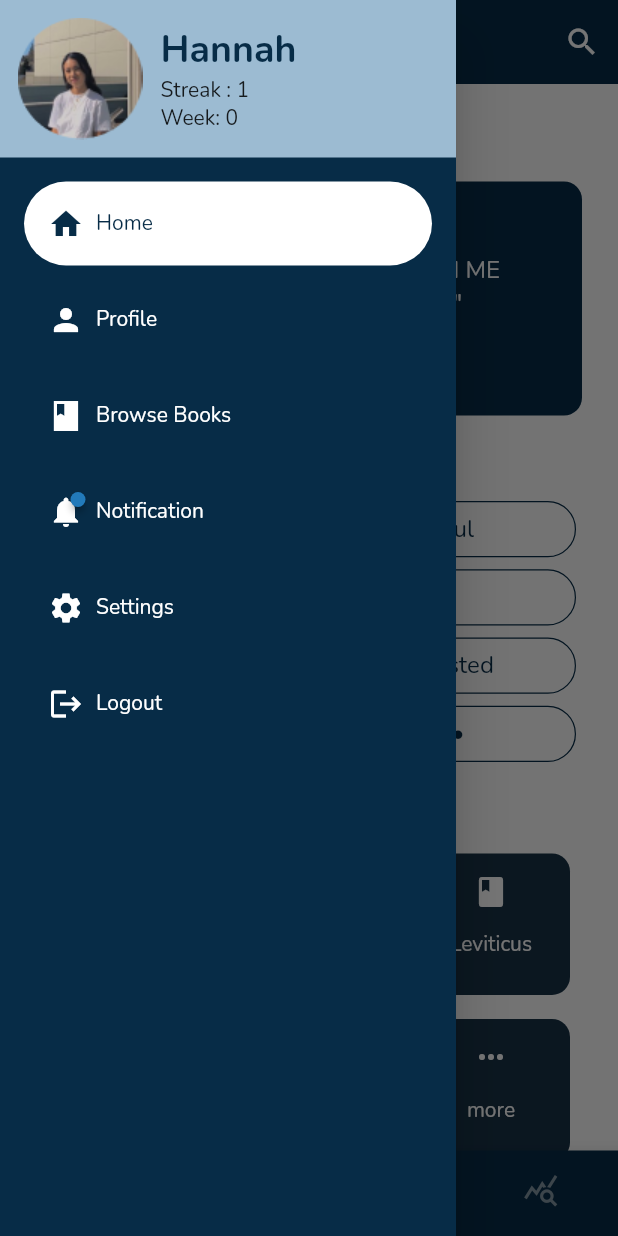
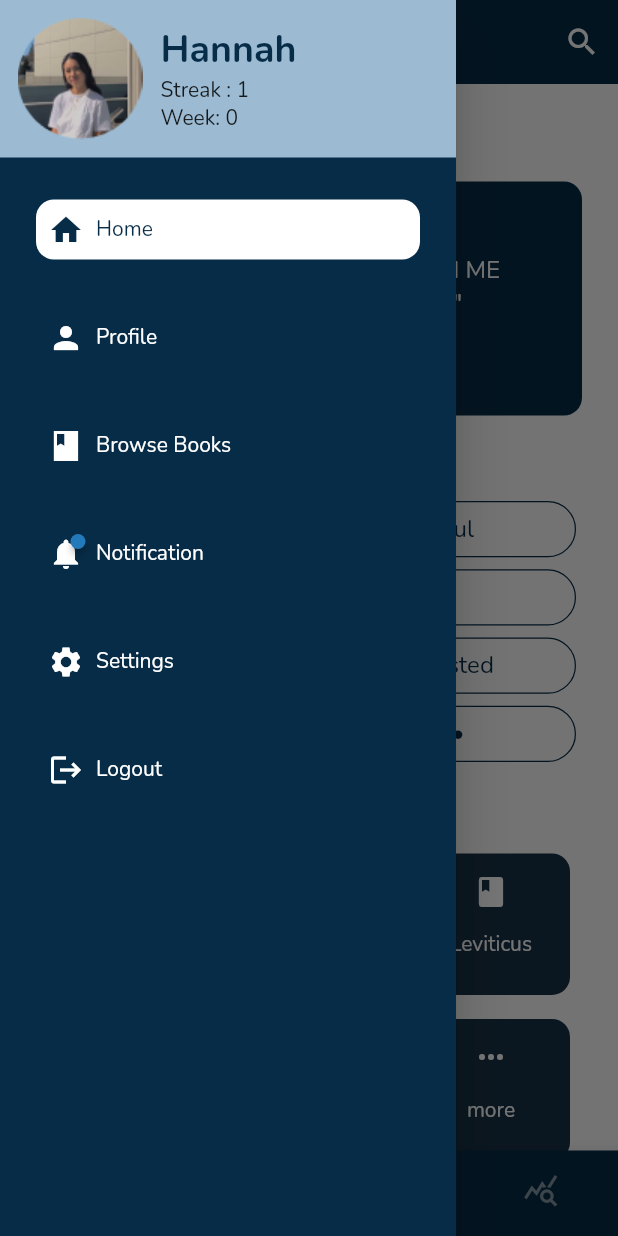
Before and after one commit to MemoryLamp/memorylamp-mobile, a Flutter app: the HomeScreen screen opened by its route, with the side drawer open, on a phone screen of 412 x 824 dp. Run offline on Flutter 3.47's test engine with Material 2 defaults, Android fonts, the phone set to English and light mode, and no system bars; drawn by our look-alikes of badges; our stand-ins replace percent_indicator.

Commit message:
remove mltextbutton

```diff
--- a/lib/theming/ml_defaults.dart
+++ b/lib/theming/ml_defaults.dart
@@ -23,6 +23,12 @@ class MLDefaults {
     );
   }
 
+  static RoundedRectangleBorder get roundedRectangle {
+    return RoundedRectangleBorder(
+      borderRadius: rounded,
+    );
+  }
+
   static List<BoxShadow> get boxShadow {
     return [
       BoxShadow(
--- a/lib/theming/ml_themedata.dart
+++ b/lib/theming/ml_themedata.dart
@@ -3,10 +3,17 @@ import 'package:memory_lamp/theming/ml_defaults.dart';
 
 import 'ml_colors.dart';
 
-abstract class MLThemeData {
-  static ElevatedButtonThemeData get elevatedButton => ElevatedButtonThemeData(
+class MLThemeData {
+  MLThemeData._();
+
+  static AppBarTheme get appbar {
+    return const AppBarTheme(backgroundColor: MLColors.primary);
+  }
+
+  static ElevatedButtonThemeData get elevatedButton {
+    return ElevatedButtonThemeData(
       style: ButtonStyle(
-          foregroundColor: MaterialStateProperty.all<Color>(MLColors.bgLight),
+        foregroundColor: MaterialStateProperty.all<Color>(Colors.white),
         backgroundColor: MaterialStateProperty.all(MLColors.primary),
         shape: MaterialStateProperty.all<RoundedRectangleBorder>(
           RoundedRectangleBorder(
@@ -15,8 +22,10 @@ abstract class MLThemeData {
         ),
       ),
     );
+  }
 
-  static OutlinedButtonThemeData get outlinedButton => OutlinedButtonThemeData(
+  static OutlinedButtonThemeData get outlinedButton {
+    return OutlinedButtonThemeData(
       style: ButtonStyle(
         foregroundColor: MaterialStateProperty.all<Color>(MLColors.primary),
         side: MaterialStateProperty.all<BorderSide?>(
@@ -33,12 +42,10 @@ abstract class MLThemeData {
         ),
       ),
     );
-
-  static AppBarTheme get appbar {
-    return const AppBarTheme(backgroundColor: MLColors.primary);
   }
 
-  static TextButtonThemeData get textButton => TextButtonThemeData(
+  static TextButtonThemeData get textButton {
+    return TextButtonThemeData(
       style: ButtonStyle(
         foregroundColor: MaterialStateProperty.all<Color>(Colors.white),
         backgroundColor:
@@ -51,3 +58,4 @@ abstract class MLThemeData {
       ),
     );
   }
+}
--- a/lib/views/emotions.dart
+++ b/lib/views/emotions.dart
@@ -5,7 +5,6 @@ import 'package:memory_lamp/screens/emotions.dart';
 import 'package:memory_lamp/theming/ml_defaults.dart';
 import 'package:memory_lamp/theming/ml_colors.dart';
 import 'package:memory_lamp/theming/ml_font.dart';
-import 'package:memory_lamp/widgets/buttons/ml_text_button.dart';
 import 'package:memory_lamp/widgets/compound_widgets/labeled_icon.dart';
 import 'package:provider/provider.dart';
 
@@ -49,7 +48,7 @@ class EmotionsView extends StatelessWidget {
         builder: (BuildContext context, viewProvider, Widget? child) {
           return Padding(
             padding: const EdgeInsets.all(4.0),
-            child: MLTextButton(
+            child: OutlinedButton(
               onPressed: () => Navigator.pushNamed(
                 context,
                 EmotionsScreen.routeName,
--- a/lib/views/home.dart
+++ b/lib/views/home.dart
@@ -13,7 +13,6 @@ import 'package:memory_lamp/theming/ml_defaults.dart';
 import 'package:memory_lamp/screens/emotions.dart';
 import 'package:memory_lamp/theming/ml_colors.dart';
 import 'package:memory_lamp/theming/ml_font.dart';
-import 'package:memory_lamp/widgets/buttons/ml_text_button.dart';
 import 'package:memory_lamp/widgets/compound_widgets/labeled_icon.dart';
 import 'package:provider/provider.dart';
 
@@ -180,18 +179,22 @@ class HomeView extends StatelessWidget {
     );
   }
 
-  MLTextButton _bookButton(IconLabelPair _book) {
-    return MLTextButton(
+  Container _bookButton(IconLabelPair _book) {
+    return Container(
       margin: const EdgeInsets.all(8.0),
+      decoration: BoxDecoration(
         borderRadius: MLDefaults.rounded,
+      ),
       width: SizeMQ.height! * .1,
       height: SizeMQ.height! * .1,
+      child: TextButton(
         onPressed: () => print("nothing here yet"),
         child: LabeledIcon(
           direction: Axis.vertical,
           mainAxisAlignment: MainAxisAlignment.center,
           icon: Expanded(child: Icon(_book.icon)),
           label: Expanded(child: Text(_book.name)),
+        ),
       ),
     );
   }
@@ -202,10 +205,13 @@ class HomeView extends StatelessWidget {
 
     Builder _gameButton(Game _game) {
       return Builder(builder: (context) {
-        return MLTextButton(
+        return Container(
           margin: const EdgeInsets.all(8.0),
           width: SizeMQ.height! * .2,
+          decoration: BoxDecoration(
             borderRadius: MLDefaults.rounded,
+          ),
+          child: TextButton(
             onPressed: () => Navigator.pushNamed(
               context,
               PickGameScreen.routeName,
@@ -216,6 +222,7 @@ class HomeView extends StatelessWidget {
               icon: Expanded(child: Icon(_game.icon)),
               label: Expanded(
                 child: Text(_game.name),
+              ),
             ),
           ),
         );
--- a/lib/widgets/buttons/ml_text_button.dart
+++ /dev/null
@@ -1,50 +0,0 @@
-import 'package:flutter/material.dart';
-
-class MLTextButton extends StatelessWidget {
-  final Widget child;
-  final Function()? onPressed;
-  final double? width;
-  final double? height;
-  final EdgeInsetsGeometry margin;
-  final EdgeInsetsGeometry padding;
-  final Color? backgroundColor;
-  final BorderRadius? borderRadius;
-
-  const MLTextButton({
-    Key? key,
-    required this.child,
-    this.onPressed,
-    this.width,
-    this.height,
-    this.backgroundColor,
-    this.margin = EdgeInsets.zero,
-    this.padding = EdgeInsets.zero,
-    this.borderRadius,
-  }) : super(key: key);
-
-  @override
-  Widget build(BuildContext context) {
-    return Padding(
-// It's called padding but it actually acts as a margin, hence the property name
-// Flutter doesn't have margins, It uses outer paddings as margin
-      padding: margin,
-      child: SizedBox(
-        width: width,
-        height: height,
-        child: TextButton(
-          onPressed: onPressed,
-          child: Padding(
-            padding: padding,
-            child: child,
-          ),
-          style: TextButton.styleFrom(
-            backgroundColor: backgroundColor,
-            shape: RoundedRectangleBorder(
-              borderRadius: borderRadius ?? BorderRadius.circular(30),
-            ),
-          ),
-        ),
-      ),
-    );
-  }
-}
--- a/lib/widgets/compound_widgets/ml_drawer.dart
+++ b/lib/widgets/compound_widgets/ml_drawer.dart
@@ -5,7 +5,6 @@ import 'package:memory_lamp/models/nav_item.dart';
 import 'package:memory_lamp/providers/notification_provider.dart';
 import 'package:memory_lamp/providers/view_provider.dart';
 import 'package:memory_lamp/theming/ml_colors.dart';
-import 'package:memory_lamp/widgets/buttons/ml_text_button.dart';
 import 'package:memory_lamp/widgets/compound_widgets/labeled_icon.dart';
 import 'package:memory_lamp/widgets/compound_widgets/user_stats.dart';
 import 'package:provider/provider.dart';
@@ -58,11 +57,16 @@ class MLDrawer extends StatelessWidget {
           (index) {
             bool isActive =
                 _drawerItems[index].view == viewProvider.selectedView;
-            return MLTextButton(
+            return Container(
+              decoration: BoxDecoration(
                 borderRadius: BorderRadius.circular(28),
-              backgroundColor: isActive ? Colors.white : Colors.transparent,
+              ),
               margin: const EdgeInsets.all(4.0),
               padding: const EdgeInsets.all(8.0),
+              child: TextButton(
+                style: TextButton.styleFrom(
+                  backgroundColor: isActive ? Colors.white : Colors.transparent,
+                ),
                 child: LabeledIcon(
                   icon: Consumer<NotificationProvider>(
                     builder: (
@@ -96,6 +100,7 @@ class MLDrawer extends StatelessWidget {
                   viewProvider.changeView(_drawerItems[index].view);
                   Navigator.pop(context);
                 },
+              ),
             );
           },
         ),
```
Also changed, not shown: lib/screens/emotions.dart (+8 -3 lines), lib/screens/games/fill_in_the_blanks.dart (+6 -4 lines), lib/screens/onboarding.dart (+4 -4 lines), lib/views/bookmarks.dart (+12 -9 lines), lib/views/books.dart (+5 -4 lines), lib/views/streaks.dart (+8 -5 lines). Lines whose indentation alone changed are shown as unchanged.
